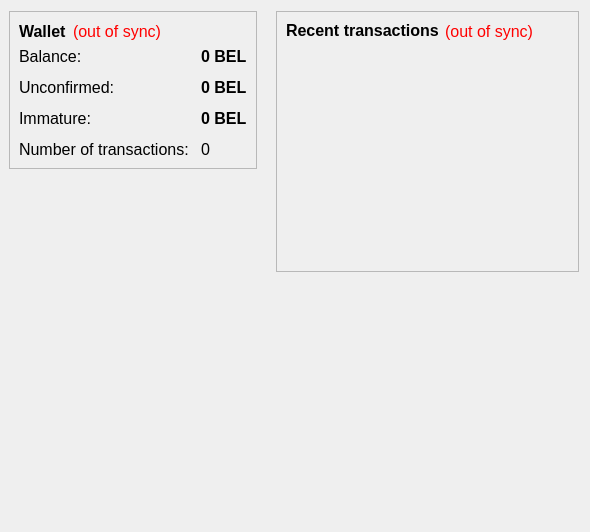
heodol/NewyorkCoin, file src/qt/forms/overviewpage.ui: the form before one commit.
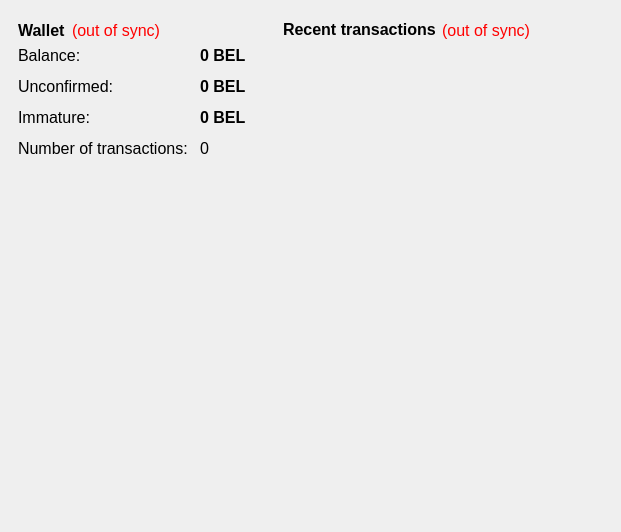
The form after the commit. Icons and pictures are not drawn.

Commit message: Fixed QFrame shadow weirdness

```diff
--- a/src/qt/forms/overviewpage.ui
+++ b/src/qt/forms/overviewpage.ui
@@ -6,7 +6,7 @@
    <rect>
     <x>0</x>
     <y>0</y>
-    <width>590</width>
+    <width>621</width>
     <height>532</height>
    </rect>
   </property>
@@ -36,10 +36,13 @@
         </font>
        </property>
        <property name="frameShape">
-        <enum>QFrame::StyledPanel</enum>
+        <enum>QFrame::NoFrame</enum>
        </property>
        <property name="frameShadow">
-        <enum>QFrame::Raised</enum>
+        <enum>QFrame::Plain</enum>
+       </property>
+       <property name="lineWidth">
+        <number>0</number>
        </property>
        <layout class="QVBoxLayout" name="verticalLayout_4">
         <item>
@@ -290,10 +293,13 @@
         </font>
        </property>
        <property name="frameShape">
-        <enum>QFrame::StyledPanel</enum>
+        <enum>QFrame::NoFrame</enum>
        </property>
        <property name="frameShadow">
-        <enum>QFrame::Raised</enum>
+        <enum>QFrame::Plain</enum>
+       </property>
+       <property name="lineWidth">
+        <number>0</number>
        </property>
        <layout class="QVBoxLayout" name="verticalLayout">
         <item>
@@ -354,6 +360,9 @@
           <property name="frameShape">
            <enum>QFrame::NoFrame</enum>
           </property>
+          <property name="frameShadow">
+           <enum>QFrame::Plain</enum>
+          </property>
           <property name="verticalScrollBarPolicy">
            <enum>Qt::ScrollBarAlwaysOff</enum>
           </property>
```
The commit also changes 1 other file.
